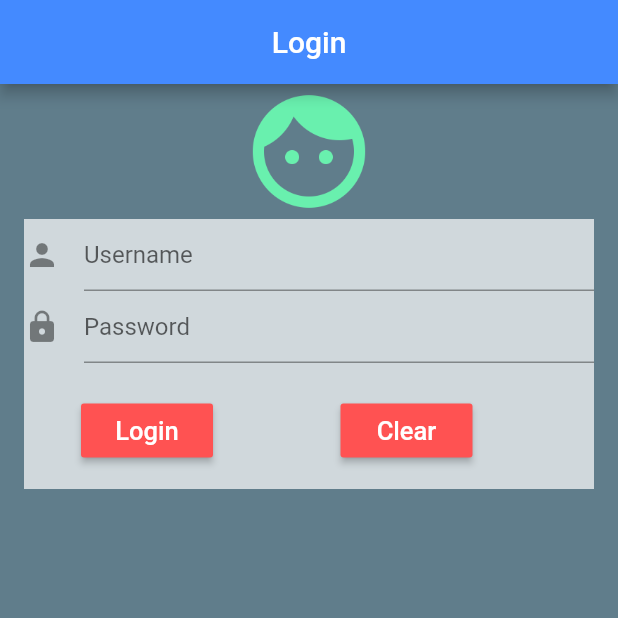
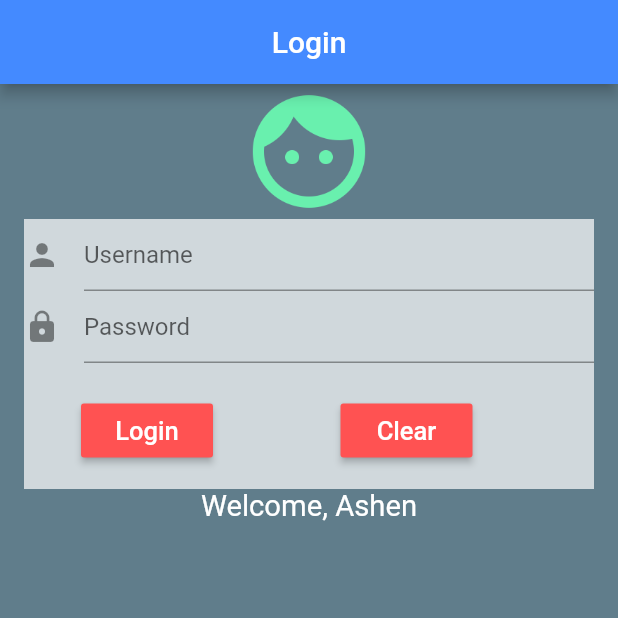
Before and after one commit to ashenmalaka/Flutter_Login_App, a Flutter app: the screen it shows after launch, on a phone screen of 412 x 824 dp, the top half of it. Run offline on Flutter 3.47's test engine with Material 2 defaults, Android fonts, the phone set to English and light mode, and no system bars.

Commit message:
Added a text row

```diff
--- a/lib/ui/login.dart
+++ b/lib/ui/login.dart
@@ -105,6 +105,19 @@ class LoginState extends State<Login>{
                 ],
               ),
             ),
+
+            new Row(
+              mainAxisAlignment: MainAxisAlignment.center,
+              children: <Widget>[
+                new Text("Welcome, Ashen",
+                 style: new TextStyle(
+                  color: Colors.white,
+                  fontSize: 19.5,
+                  fontWeight: FontWeight.w400,
+                 )
+                )
+              ],
+            )
           ],
         ),
       ),
```
